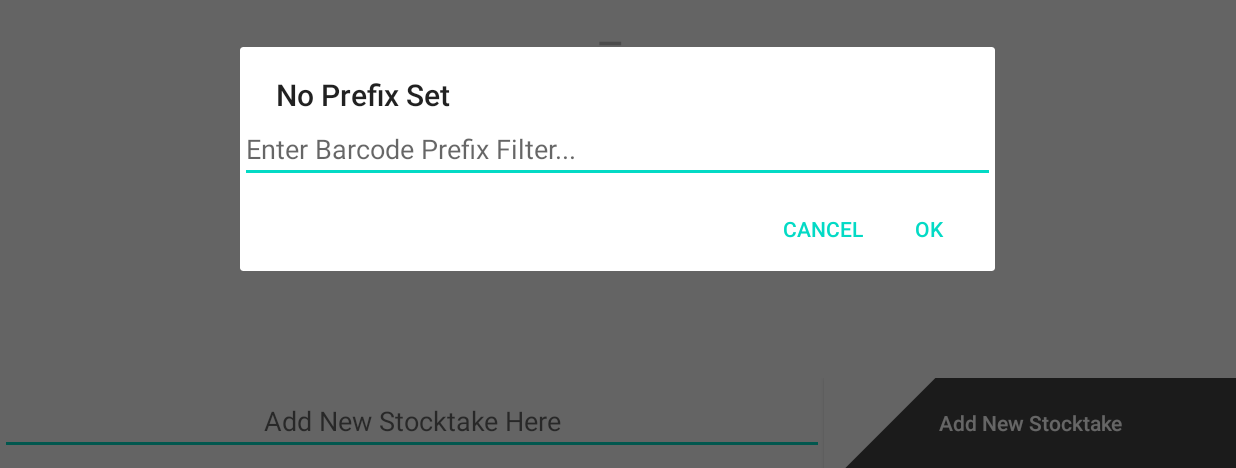
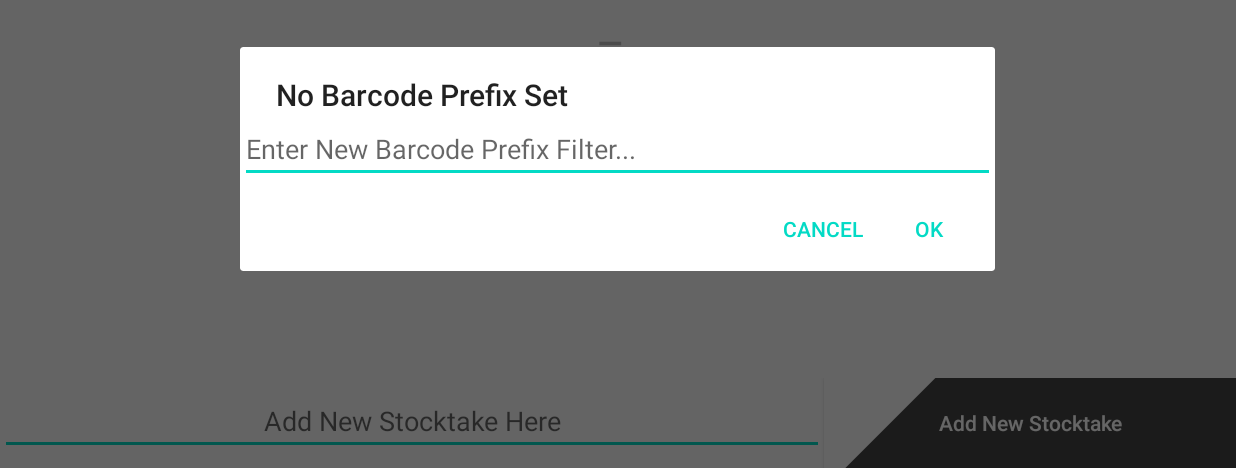
Before and after one commit to PhoneBarcodeScanner/BarcodeScanner, an Android app: the ActivityMain screen opened directly, with no data from a screen before it, in the options menu, after a tap on "Set Barcode Prefix", on a phone screen of 824 x 412 dp (held sideways), the part 150-618 px from its top. Run offline under Robolectric (Android 15) with nearby library versions, the phone set to English and light mode, and no system bars; our stand-ins replace Room's generated code.

Commit message:
Finalised Barcode Prefix
Added barcode prefix setting to all activities, fixed bug where non set client ID displays incorrectly across activities

```diff
--- a/app/src/main/java/com/example/timbersmartbarcodescanner/ActivityMain.java
+++ b/app/src/main/java/com/example/timbersmartbarcodescanner/ActivityMain.java
@@ -31,6 +31,8 @@ import androidx.appcompat.app.AlertDialog;
 import androidx.appcompat.app.AppCompatActivity;
 import androidx.appcompat.widget.Toolbar;
 import androidx.core.content.FileProvider;
+
+import com.google.android.gms.common.api.Api;
 
 import java.io.File;
 import java.io.FileInputStream;
@@ -87,6 +89,7 @@ public class ActivityMain extends AppCompatActivity implements Serializable {
         areaDAO = barcodeScannerDB.areaDao();
         barcodeDAO = barcodeScannerDB.barcodeDao();
         stocktakeDAO = barcodeScannerDB.stocktakeDao();
+
 
         if ((checkSelfPermission(Manifest.permission.READ_EXTERNAL_STORAGE) != PackageManager.PERMISSION_GRANTED) ||
                 (checkSelfPermission(Manifest.permission.WRITE_EXTERNAL_STORAGE) != PackageManager.PERMISSION_GRANTED) ||
@@ -171,6 +174,7 @@ public class ActivityMain extends AppCompatActivity implements Serializable {
                 SharedPreferences.Editor editor2 = sp2.edit();
                 AlertDialog.Builder cBuilder = new AlertDialog.Builder(this);
                 int current = sp2.getInt("ClientID", ClientID);
+
                 if(current < 0){
                     cBuilder.setTitle("No Client ID Set");
                 } else {
@@ -204,35 +208,36 @@ public class ActivityMain extends AppCompatActivity implements Serializable {
             case R.id.barcode_prefix_filter:
                 SharedPreferences sp3 = getSharedPreferences("Timber Smart", Context.MODE_PRIVATE);
                 SharedPreferences.Editor editor3 = sp3.edit();
+                AlertDialog.Builder bBuilder = new AlertDialog.Builder(this);
+                String current2 = sp3.getString("BarcodePrefix", barcodePrefix);
 
-                AlertDialog.Builder cBuilder2 = new AlertDialog.Builder(this);
-                barcodePrefix = sp3.getString("BarcodePrefix", barcodePrefix);
-                if(barcodePrefix == null){
-                    cBuilder2.setTitle("No Prefix Set");
+                if(current2 == null){
+                    bBuilder.setTitle("No Barcode Prefix Set");
                 } else {
-                    cBuilder2.setTitle("Current Barcode Prefix: " + barcodePrefix);
+                    bBuilder.setTitle("Current Barcode Prefix: " + current2);
                 }
+
                 final EditText input2 = new EditText(this);
-                input2.setHint("Enter Barcode Prefix Filter...");
+                input2.setHint("Enter New Barcode Prefix Filter...");
                 input2.setInputType(InputType.TYPE_CLASS_TEXT);
-                cBuilder2.setView(input2);
+                bBuilder.setView(input2);
 
-                cBuilder2.setPositiveButton("OK", new DialogInterface.OnClickListener() {
+                bBuilder.setPositiveButton("OK", new DialogInterface.OnClickListener() {
                     @Override
                     public void onClick(DialogInterface dialog, int which) {
                         barcodePrefix = input2.getText().toString();
                         editor3.putString("BarcodePrefix", barcodePrefix);
-                        editor3.commit();
+                        editor3.apply();
                     }
                 });
 
-                cBuilder2.setNegativeButton("Cancel", new DialogInterface.OnClickListener() {
+                bBuilder.setNegativeButton("Cancel", new DialogInterface.OnClickListener() {
                     @Override
                     public void onClick(DialogInterface dialog, int which) {
                         dialog.cancel();
                     }
                 });
-                cBuilder2.show();
+                bBuilder.show();
 
                 break;
         }
```
Also changed, not shown: app/src/main/java/com/example/timbersmartbarcodescanner/AreasScreen.java (+44 -2 lines), app/src/main/java/com/example/timbersmartbarcodescanner/ScanningScreen.java (+38 -2 lines).
